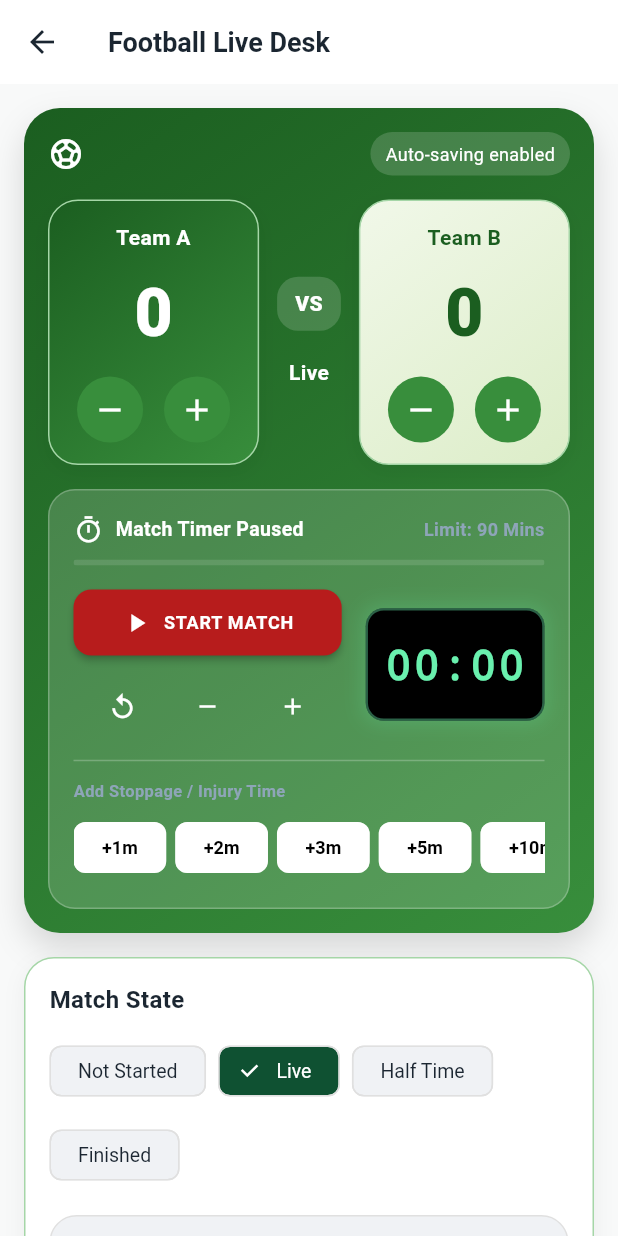
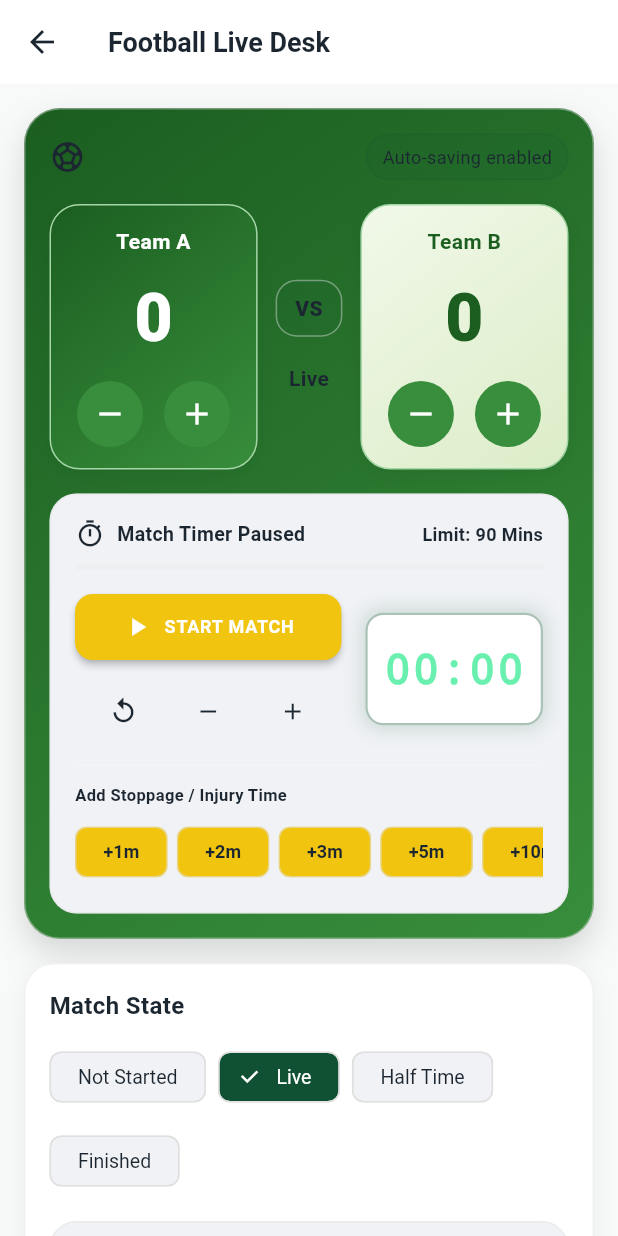
Before and after one commit to sooraj7736/SportsMate_Customer, a Flutter app: the AddFootballLiveScoreScreen screen opened directly with empty values, on a phone screen of 412 x 824 dp. Run offline on Flutter 3.47's test engine with Material 3 defaults, Android fonts, the phone set to English and light mode, and no system bars; our stand-ins replace cloud_firestore, firebase_auth, firebase_core, firebase_storage, flutter_dotenv, flutter_riverpod and 3 more; missing offline and left inert: mapbox_maps_flutter; accounts and stored records are empty.

Commit message:
view issue fix

```diff
--- a/lib/features/tournament/live_score/presentation/add_football/add_football_live_score_screen.dart
+++ b/lib/features/tournament/live_score/presentation/add_football/add_football_live_score_screen.dart
@@ -335,6 +335,14 @@ class _AddFootballLiveScoreScreenState extends ConsumerState<AddFootballLiveScor
 
   @override
   Widget build(BuildContext context) {
+    final theme = Theme.of(context);
+    final colorScheme = theme.colorScheme;
+    final isDark = theme.brightness == Brightness.dark;
+    final surfaceColor = theme.colorScheme.surface;
+    final surfaceVariant = theme.colorScheme.surfaceContainerHighest;
+    final primaryText = theme.textTheme.bodyLarge?.color ?? colorScheme.onSurface;
+    final secondaryText = theme.textTheme.bodyMedium?.color ?? colorScheme.onSurfaceVariant;
+
     return Scaffold(
       appBar: AppBar(title: const Text('Football Live Desk')),
       body: ListView(
@@ -344,31 +352,39 @@ class _AddFootballLiveScoreScreenState extends ConsumerState<AddFootballLiveScor
           Container(
             padding: const EdgeInsets.all(16),
             decoration: BoxDecoration(
-              gradient: const LinearGradient(
-                colors: [AppColors.footballHeaderGradientTop, AppColors.footballHeaderGradientBottom],
-                begin: Alignment.topLeft,
-                end: Alignment.bottomRight,
-              ),
+              color: isDark ? surfaceColor : null,
+              gradient: isDark
+                  ? null
+                  : const LinearGradient(
+                      colors: [AppColors.footballHeaderGradientTop, AppColors.footballHeaderGradientBottom],
+                      begin: Alignment.topLeft,
+                      end: Alignment.bottomRight,
+                    ),
               borderRadius: BorderRadius.circular(24),
               boxShadow: [BoxShadow(color: AppColors.shadowDark, blurRadius: 18, offset: const Offset(0, 10))],
+              border: Border.all(color: theme.dividerColor.withValues(alpha: 0.45)),
             ),
             child: Column(
               crossAxisAlignment: CrossAxisAlignment.start,
               children: [
                 Row(
                   children: [
-                    const Icon(Icons.sports_soccer, color: AppColors.footballHostTextColor),
+                    Icon(Icons.sports_soccer, color: primaryText),
                     const SizedBox(width: 10),
                     Expanded(
                       child: Text(
                         widget.tournament.tournamentName,
-                        style: const TextStyle(color: AppColors.footballHostTextColor, fontSize: 18, fontWeight: FontWeight.bold),
+                        style: TextStyle(color: primaryText, fontSize: 18, fontWeight: FontWeight.bold),
                       ),
                     ),
                     Container(
                       padding: const EdgeInsets.symmetric(horizontal: 10, vertical: 6),
-                      decoration: BoxDecoration(color: AppColors.overlayWhiteMid, borderRadius: BorderRadius.circular(999)),
-                      child: Text(_saveLabel, style: const TextStyle(color: AppColors.footballHostTextColor, fontSize: 12)),
+                      decoration: BoxDecoration(
+                        color: theme.colorScheme.primary.withValues(alpha: isDark ? 0.18 : 0.12),
+                        borderRadius: BorderRadius.circular(999),
+                        border: Border.all(color: theme.colorScheme.primary.withValues(alpha: 0.18)),
+                      ),
+                      child: Text(_saveLabel, style: TextStyle(color: primaryText, fontSize: 12)),
                     ),
                   ],
                 ),
@@ -382,11 +398,15 @@ class _AddFootballLiveScoreScreenState extends ConsumerState<AddFootballLiveScor
                       children: [
                         Container(
                           padding: const EdgeInsets.symmetric(horizontal: 12, vertical: 8),
-                          decoration: BoxDecoration(color: AppColors.overlayWhiteLight, borderRadius: BorderRadius.circular(14)),
-                          child: const Text('VS', style: TextStyle(color: AppColors.footballHostTextColor, fontWeight: FontWeight.w800)),
+                          decoration: BoxDecoration(
+                            color: theme.colorScheme.primary.withValues(alpha: isDark ? 0.20 : 0.10),
+                            borderRadius: BorderRadius.circular(14),
+                            border: Border.all(color: theme.dividerColor.withValues(alpha: 0.45)),
+                          ),
+                          child: Text('VS', style: TextStyle(color: primaryText, fontWeight: FontWeight.w800)),
                         ),
                         const SizedBox(height: 18),
-                        Text(_matchStatus, style: const TextStyle(color: AppColors.footballHostTextColor, fontWeight: FontWeight.w700)),
+                        Text(_matchStatus, style: TextStyle(color: primaryText, fontWeight: FontWeight.w700)),
                       ],
                     ),
                     const SizedBox(width: 12),
@@ -416,9 +436,9 @@ class _AddFootballLiveScoreScreenState extends ConsumerState<AddFootballLiveScor
                       return Padding(
                         padding: const EdgeInsets.only(right: 6),
                         child: ActionChip(
-                          backgroundColor: AppColors.footballStoppageChipBg,
-                          label: Text(label, style: const TextStyle(color: Colors.black, fontSize: 12, fontWeight: FontWeight.bold)),
-                          side: const BorderSide(color: Colors.white24),
+                          backgroundColor: theme.colorScheme.secondaryContainer,
+                          label: Text(label, style: TextStyle(color: colorScheme.onSecondaryContainer, fontSize: 12, fontWeight: FontWeight.bold)),
+                          side: BorderSide(color: theme.dividerColor.withValues(alpha: 0.35)),
                           onPressed: () => _adjustTimer(_elapsedSeconds + (minutesToAdd * 60)),
                         ),
                       );
@@ -428,9 +448,9 @@ class _AddFootballLiveScoreScreenState extends ConsumerState<AddFootballLiveScor
                       return Padding(
                         padding: const EdgeInsets.only(right: 6),
                         child: ActionChip(
-                          backgroundColor: AppColors.footballPresetChipBg,
-                          label: Text(label, style: const TextStyle(color: Colors.black, fontSize: 11, fontWeight: FontWeight.bold)),
-                          side: const BorderSide(color: Colors.amberAccent),
+                          backgroundColor: theme.colorScheme.tertiaryContainer,
+                          label: Text(label, style: TextStyle(color: colorScheme.onTertiaryContainer, fontSize: 11, fontWeight: FontWeight.bold)),
+                          side: BorderSide(color: theme.dividerColor.withValues(alpha: 0.35)),
                           onPressed: () => _adjustTimer(targetMinutes * 60),
                         ),
                       );
@@ -439,9 +459,9 @@ class _AddFootballLiveScoreScreenState extends ConsumerState<AddFootballLiveScor
                     return Container(
                       padding: const EdgeInsets.all(16),
                       decoration: BoxDecoration(
-                        color: AppColors.overlayWhiteLight,
+                        color: surfaceVariant,
                         borderRadius: BorderRadius.circular(18),
-                        border: Border.all(color: Colors.white24),
+                        border: Border.all(color: theme.dividerColor.withValues(alpha: 0.45)),
                       ),
                       child: Column(
                         children: [
@@ -450,17 +470,17 @@ class _AddFootballLiveScoreScreenState extends ConsumerState<AddFootballLiveScor
                             children: [
                               Row(
                                 children: [
-                                  const Icon(Icons.timer_outlined, color: AppColors.footballHostTextColor, size: 20),
+                                  Icon(Icons.timer_outlined, color: primaryText, size: 20),
                                   const SizedBox(width: 8),
                                   Text(
                                     _isTimerRunning ? 'Match Timer Running' : 'Match Timer Paused',
-                                    style: const TextStyle(color: AppColors.footballHostTextColor, fontWeight: FontWeight.bold, fontSize: 13),
+                                    style: TextStyle(color: primaryText, fontWeight: FontWeight.bold, fontSize: 13),
                                   ),
                                 ],
                               ),
                               Text(
                                 'Limit: $matchDuration Mins',
-                                style: const TextStyle(color: AppColors.subTextDark, fontSize: 12, fontWeight: FontWeight.w600),
+                                style: TextStyle(color: secondaryText, fontSize: 12, fontWeight: FontWeight.w600),
                               ),
                             ],
                           ),
@@ -469,7 +489,7 @@ class _AddFootballLiveScoreScreenState extends ConsumerState<AddFootballLiveScor
                             borderRadius: BorderRadius.circular(4),
                             child: LinearProgressIndicator(
                               value: (_elapsedSeconds / (matchDuration * 60)).clamp(0.0, 1.0),
-                              backgroundColor: Colors.white12,
+                              backgroundColor: theme.dividerColor.withValues(alpha: 0.18),
                               valueColor: const AlwaysStoppedAnimation<Color>(AppColors.footballClockGlow),
                               minHeight: 4,
                             ),
@@ -488,18 +508,18 @@ class _AddFootballLiveScoreScreenState extends ConsumerState<AddFootballLiveScor
                                       onPressed: _toggleTimer,
                                       icon: Icon(
                                         _isTimerRunning ? Icons.pause : Icons.play_arrow,
-                                        color: Colors.white,
+                                        color: colorScheme.onPrimary,
                                         size: 20,
                                       ),
                                       label: Text(
                                         _isTimerRunning
                                             ? 'PAUSE TIMER'
                                             : (_elapsedSeconds == 0 ? 'START MATCH' : 'RESUME TIMER'),
-                                        style: const TextStyle(fontWeight: FontWeight.bold, letterSpacing: 0.5, fontSize: 12),
+                                        style: TextStyle(fontWeight: FontWeight.bold, letterSpacing: 0.5, fontSize: 12, color: colorScheme.onPrimary),
                                       ),
                                       style: ElevatedButton.styleFrom(
-                                        backgroundColor: _isTimerRunning ? AppColors.footballTimerRunningBg : AppColors.footballTimerStoppedBg,
-                                        foregroundColor: Colors.white,
+                                        backgroundColor: _isTimerRunning ? colorScheme.primary : colorScheme.secondary,
+                                        foregroundColor: colorScheme.onPrimary,
                                         padding: const EdgeInsets.symmetric(vertical: 12),
                                         shape: RoundedRectangleBorder(borderRadius: BorderRadius.circular(12)),
                                         elevation: 2,
@@ -510,17 +530,17 @@ class _AddFootballLiveScoreScreenState extends ConsumerState<AddFootballLiveScor
                                       mainAxisAlignment: MainAxisAlignment.spaceEvenly,
                                       children: [
                                         IconButton(
-                                          icon: const Icon(Icons.replay, color: Colors.white, size: 20),
+                                          icon: Icon(Icons.replay, color: primaryText, size: 20),
                                           tooltip: 'Reset to 0:00',
                                           onPressed: () => _adjustTimer(0),
                                         ),
                                         IconButton(
-                                          icon: const Icon(Icons.remove, color: Colors.white, size: 18),
+                                          icon: Icon(Icons.remove, color: primaryText, size: 18),
                                           tooltip: '-1 Min',
                                           onPressed: () => _adjustTimer(_elapsedSeconds - 60),
                                         ),
                                         IconButton(
-                                          icon: const Icon(Icons.add, color: Colors.white, size: 18),
+                                          icon: Icon(Icons.add, color: primaryText, size: 18),
                                           tooltip: '+1 Min',
                                           onPressed: () => _adjustTimer(_elapsedSeconds + 60),
                                         ),
@@ -541,12 +561,12 @@ class _AddFootballLiveScoreScreenState extends ConsumerState<AddFootballLiveScor
                                       alignment: Alignment.center,
                                       padding: const EdgeInsets.symmetric(vertical: 16),
                                       decoration: BoxDecoration(
-                                        color: Colors.black,
+                                        color: theme.colorScheme.surface,
                                         borderRadius: BorderRadius.circular(12),
-                                        border: Border.all(color: Color.fromRGBO(105, 240, 174, 0.4), width: 1.5),
+                                        border: Border.all(color: theme.colorScheme.primary.withValues(alpha: 0.35), width: 1.5),
                                         boxShadow: [
                                           BoxShadow(
-                                            color: Color.fromRGBO(105, 240, 174, 0.2),
+                                            color: theme.colorScheme.primary.withValues(alpha: 0.16),
                                             blurRadius: 10,
                                             spreadRadius: 2,
                                           ),
@@ -575,21 +595,21 @@ class _AddFootballLiveScoreScreenState extends ConsumerState<AddFootballLiveScor
                               Row(
                                 mainAxisAlignment: MainAxisAlignment.spaceBetween,
                                 children: [
-                                  const Text(
+                                  Text(
                                     'Add Stoppage / Injury Time',
-                                    style: TextStyle(color: AppColors.subTextDark, fontSize: 11, fontWeight: FontWeight.bold),
+                                    style: TextStyle(color: secondaryText, fontSize: 11, fontWeight: FontWeight.bold),
                                   ),
                                   if (minutes == matchDuration ~/ 2 || minutes == matchDuration)
                                     Container(
                                       padding: const EdgeInsets.symmetric(horizontal: 6, vertical: 2),
                                       decoration: BoxDecoration(
-                                        color: AppColors.stoppageRedBg,
+                                        color: theme.colorScheme.errorContainer,
                                         borderRadius: BorderRadius.circular(4),
-                                        border: Border.all(color: Colors.redAccent, width: 0.5),
+                                        border: Border.all(color: theme.colorScheme.error.withValues(alpha: 0.5), width: 0.5),
                                       ),
-                                      child: const Text(
+                                      child: Text(
                                         'Stoppage Phase',
-                                        style: TextStyle(color: Colors.redAccent, fontSize: 8, fontWeight: FontWeight.bold),
+                                        style: TextStyle(color: colorScheme.onErrorContainer, fontSize: 8, fontWeight: FontWeight.bold),
                                       ),
                                     ),
                                 ],
@@ -624,15 +644,15 @@ class _AddFootballLiveScoreScreenState extends ConsumerState<AddFootballLiveScor
           Container(
             padding: const EdgeInsets.all(16),
             decoration: BoxDecoration(
-              color: AppColors.footballMatchCardBg,
+              color: surfaceColor,
               borderRadius: BorderRadius.circular(20),
-              border: Border.all(color: AppColors.footballBorderColor),
+              border: Border.all(color: theme.dividerColor.withValues(alpha: 0.45)),
               boxShadow: [BoxShadow(color: AppColors.shadowLight, blurRadius: 12, offset: const Offset(0, 4))],
             ),
             child: Column(
               crossAxisAlignment: CrossAxisAlignment.start,
               children: [
-                const Text('Match State', style: TextStyle(fontSize: 16, fontWeight: FontWeight.bold)),
+                Text('Match State', style: TextStyle(fontSize: 16, fontWeight: FontWeight.bold, color: primaryText)),
                 const SizedBox(height: 12),
                 Wrap(
                   spacing: 8,
@@ -649,14 +669,14 @@ class _AddFootballLiveScoreScreenState extends ConsumerState<AddFootballLiveScor
                   width: double.infinity,
                   padding: const EdgeInsets.all(14),
                   decoration: BoxDecoration(
-                    color: AppColors.footballIncidentsBg,
+                    color: theme.colorScheme.surfaceContainerHighest,
                     borderRadius: BorderRadius.circular(18),
-                    border: Border.all(color: AppColors.footballIncidentsBorder),
+                    border: Border.all(color: theme.dividerColor.withValues(alpha: 0.45)),
                   ),
                   child: Column(
                     crossAxisAlignment: CrossAxisAlignment.start,
                     children: [
-                      const Text('Incidents', style: TextStyle(fontSize: 16, fontWeight: FontWeight.bold)),
+                      Text('Incidents', style: TextStyle(fontSize: 16, fontWeight: FontWeight.bold, color: primaryText)),
                       const SizedBox(height: 10),
                       Wrap(
                         spacing: 8,
@@ -760,7 +780,7 @@ class _AddFootballLiveScoreScreenState extends ConsumerState<AddFootballLiveScor
                 const SizedBox(height: 10),
                 Text(
                   _isSaving ? 'Saving changes...' : 'Changes are saved automatically.',
-                  style: const TextStyle(color: AppColors.subTextLight),
+                  style: TextStyle(color: secondaryText),
                 ),
               ],
             ),
```
